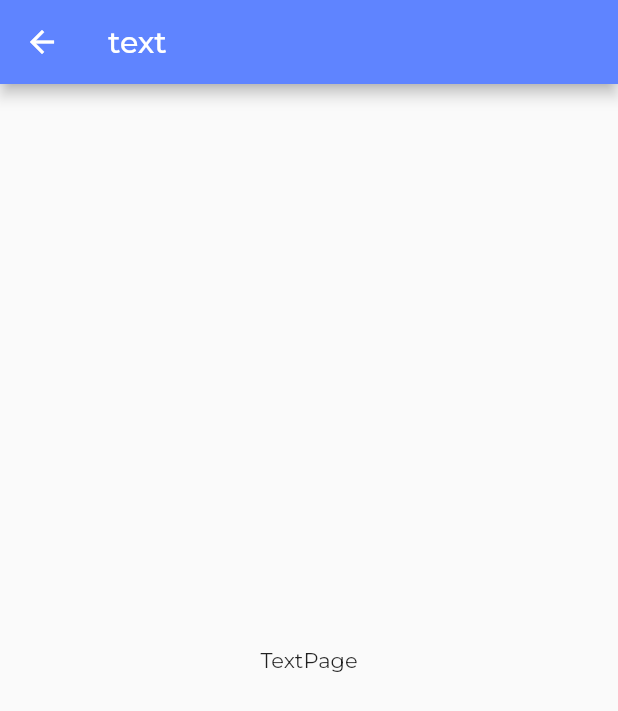
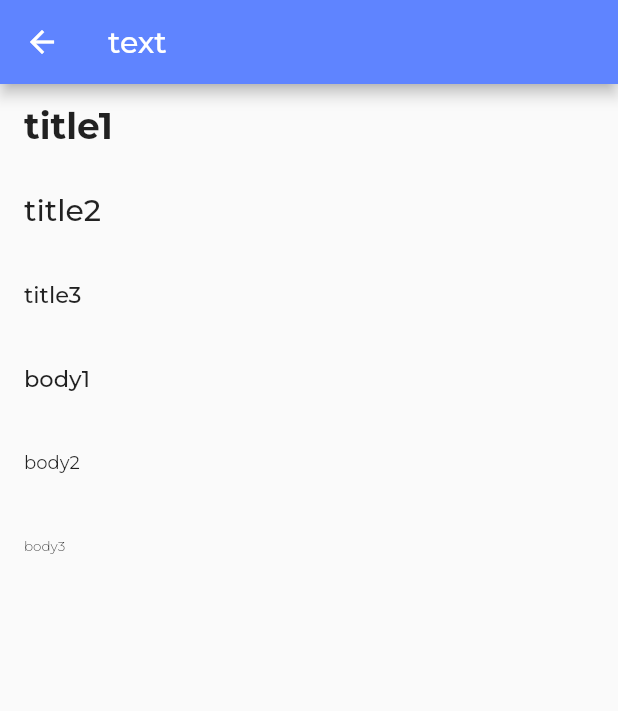
Before and after one commit to miaodongCoder/flutter_woo_commerce, a Flutter app: the TextPage screen opened by its route, on a phone screen of 412 x 824 dp. Shown: the top 711 px of the screen. Run offline on Flutter 3.47's test engine with Material 2 defaults, Android fonts, the light colour scheme and no system bars; our stand-ins replace dio, get, package_info_plus, shared_preferences; accounts and stored records are empty.

Commit message:
**add => 文字组件封装 **

```diff
--- a/lib/common/widgets/index.dart
+++ b/lib/common/widgets/index.dart
@@ -1,3 +1,3 @@
 library widgets;
 
-// export './xxxx.dart';
+export 'text.dart';
--- /dev/null
+++ b/lib/common/widgets/text.dart
@@ -0,0 +1,199 @@
+import 'package:flutter/material.dart';
+import 'package:flutter_woo_commerce/common/index.dart';
+
+/// 文字组件
+class TextWidget extends StatelessWidget {
+  /// 文字字符串
+  final String text;
+
+  /// 样式
+  final TextStyle? style;
+
+  /// 颜色
+  final Color? color;
+
+  /// 大小
+  final double? size;
+
+  /// 重量
+  final FontWeight? weight;
+
+  /// 行数
+  final int? maxLines;
+
+  /// 自动换行
+  final bool? softWrap;
+
+  /// 溢出
+  final TextOverflow? overflow;
+
+  /// 对齐方式
+  final TextAlign? textAlign;
+
+  const TextWidget({
+    super.key,
+    required this.text,
+    this.style,
+    this.maxLines = 1,
+    this.softWrap = false,
+    this.overflow = TextOverflow.clip,
+    this.color,
+    this.size,
+    this.weight,
+    this.textAlign,
+  });
+
+  /// 文字 - 标题1
+  const TextWidget.title1(
+    this.text, {
+    super.key,
+    this.maxLines = 1,
+    this.softWrap = false,
+    this.overflow = TextOverflow.clip,
+    this.color,
+    this.size,
+    this.weight,
+    this.textAlign,
+  }) : style = const TextStyle(
+          fontSize: 24,
+          fontWeight: FontWeight.bold,
+        );
+
+  /// 文字 - 标题2
+  const TextWidget.title2(
+    this.text, {
+    super.key,
+    this.maxLines = 1,
+    this.softWrap = false,
+    this.overflow = TextOverflow.clip,
+    this.color,
+    this.size,
+    this.weight,
+    this.textAlign,
+  }) : style = const TextStyle(
+          fontSize: 20,
+          fontWeight: FontWeight.w500,
+        );
+
+  /// 文字 - 标题3
+  const TextWidget.title3(
+    this.text, {
+    super.key,
+    this.maxLines = 1,
+    this.softWrap = false,
+    this.overflow = TextOverflow.clip,
+    this.color,
+    this.size,
+    this.weight,
+    this.textAlign,
+  }) : style = const TextStyle(
+          fontSize: 15,
+          fontWeight: FontWeight.w500,
+        );
+
+  /// 文字 - 正文1
+  const TextWidget.body1(
+    this.text, {
+    super.key,
+    this.maxLines = 1,
+    this.softWrap = false,
+    this.overflow = TextOverflow.clip,
+    this.color,
+    this.size,
+    this.weight,
+    this.textAlign,
+  }) : style = const TextStyle(
+          fontSize: 15,
+          fontWeight: FontWeight.w500,
+        );
+
+  /// 文字 - 正文2
+  const TextWidget.body2(
+    this.text, {
+    super.key,
+    this.maxLines = 1,
+    this.softWrap = false,
+    this.overflow = TextOverflow.clip,
+    this.color,
+    this.size,
+    this.weight,
+    this.textAlign,
+  }) : style = const TextStyle(
+          fontSize: 12,
+          fontWeight: FontWeight.w400,
+        );
+
+  /// 文字 - 正文3
+  const TextWidget.body3(
+    this.text, {
+    super.key,
+    this.maxLines = 1,
+    this.softWrap = false,
+    this.overflow = TextOverflow.clip,
+    this.color,
+    this.size,
+    this.weight,
+    this.textAlign,
+  }) : style = const TextStyle(
+          fontSize: 9,
+          fontWeight: FontWeight.w300,
+        );
+
+  /// 文字 - 按钮
+  TextWidget.button({
+    super.key,
+    required this.text,
+    this.maxLines = 1,
+    this.softWrap = false,
+    this.overflow = TextOverflow.clip,
+    Color? color,
+    this.size,
+    this.weight,
+    this.textAlign,
+  })  : color = color ?? AppColors.secondary,
+        style = TextStyle(
+          fontSize: 14,
+          fontWeight: FontWeight.w500,
+          color: color,
+        );
+
+  /// 文字 - 导航
+  const TextWidget.navigation({
+    super.key,
+    required this.text,
+    this.maxLines = 1,
+    this.softWrap = false,
+    this.overflow = TextOverflow.clip,
+    this.color,
+    this.size,
+    this.weight,
+    this.textAlign,
+  }) : style = const TextStyle(
+          fontSize: 24,
+          fontWeight: FontWeight.w700,
+        );
+
+  @override
+  Widget build(BuildContext context) {
+    if (text == "") {
+      return const SizedBox();
+    }
+    return Text(
+      text,
+      style: style?.copyWith(
+            color: color,
+            fontSize: size,
+            fontWeight: weight,
+          ) ??
+          TextStyle(
+            color: color,
+            fontSize: size,
+            fontWeight: weight,
+          ),
+      overflow: overflow,
+      maxLines: maxLines,
+      softWrap: softWrap,
+      textAlign: textAlign,
+    );
+  }
+}
--- a/lib/pages/styles/styles_index/view.dart
+++ b/lib/pages/styles/styles_index/view.dart
@@ -23,6 +23,12 @@
             "主题 : ${ConfigService.to.isDarkModel ? 'Dark' : 'Light'}",
           ),
         ),
+        ListTile(
+          onTap: () => Get.toNamed(RouteNames.stylesText),
+          title: const Text(
+            "文本",
+          ),
+        ),
       ],
     );
   }
--- a/lib/pages/styles/text/view.dart
+++ b/lib/pages/styles/text/view.dart
@@ -1,4 +1,5 @@
 import 'package:flutter/material.dart';
+import 'package:flutter_woo_commerce/common/widgets/text.dart';
 import 'package:get/get.dart';
 
 import 'index.dart';
@@ -9,8 +10,27 @@
 
   // 主视图
   Widget _buildView() {
-    return const Center(
-      child: Text("TextPage"),
+    return ListView(
+      children: const [
+        ListTile(
+          title: TextWidget.title1("title1"),
+        ),
+        ListTile(
+          title: TextWidget.title2("title2"),
+        ),
+        ListTile(
+          title: TextWidget.title3("title3"),
+        ),
+        ListTile(
+          title: TextWidget.body1("body1"),
+        ),
+        ListTile(
+          title: TextWidget.body2("body2"),
+        ),
+        ListTile(
+          title: TextWidget.body3("body3"),
+        ),
+      ],
     );
   }
 
```
